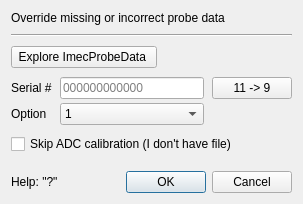
billkarsh/SpikeGLX, file Forms/IMForceDlg.ui: the form before one commit.
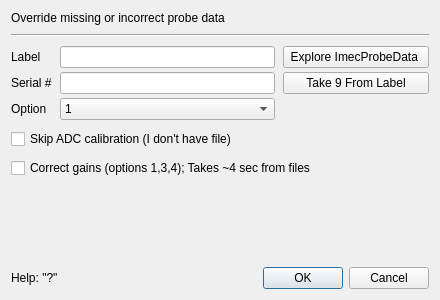
The form after the commit.

Commit message: Update Force (broken EEPROM) features and help text

The edit to the form file:
```diff
--- a/Forms/IMForceDlg.ui
+++ b/Forms/IMForceDlg.ui
@@ -6,10 +6,16 @@
    <rect>
     <x>0</x>
     <y>0</y>
-    <width>293</width>
-    <height>204</height>
+    <width>440</width>
+    <height>300</height>
    </rect>
   </property>
+  <property name="minimumSize">
+   <size>
+    <width>440</width>
+    <height>300</height>
+   </size>
+  </property>
   <property name="windowTitle">
    <string>Enter Probe Data Manually</string>
   </property>
@@ -17,56 +23,6 @@
    <property name="verticalSpacing">
     <number>9</number>
    </property>
-   <item row="0" column="0">
-    <widget class="QLabel" name="label">
-     <property name="text">
-      <string>Override missing or incorrect probe data</string>
-     </property>
-    </widget>
-   </item>
-   <item row="1" column="0">
-    <widget class="Line" name="line">
-     <property name="sizePolicy">
-      <sizepolicy hsizetype="Expanding" vsizetype="Fixed">
-       <horstretch>0</horstretch>
-       <verstretch>0</verstretch>
-      </sizepolicy>
-     </property>
-     <property name="orientation">
-      <enum>Qt::Horizontal</enum>
-     </property>
-    </widget>
-   </item>
-   <item row="2" column="0">
-    <layout class="QHBoxLayout" name="horizontalLayout_2">
-     <item>
-      <widget class="QPushButton" name="exploreBut">
-       <property name="sizePolicy">
-        <sizepolicy hsizetype="Preferred" vsizetype="Preferred">
-         <horstretch>0</horstretch>
-         <verstretch>0</verstretch>
-        </sizepolicy>
-       </property>
-       <property name="text">
-        <string> Explore ImecProbeData  </string>
-       </property>
-      </widget>
-     </item>
-     <item>
-      <spacer name="horizontalSpacer_2">
-       <property name="orientation">
-        <enum>Qt::Horizontal</enum>
-       </property>
-       <property name="sizeHint" stdset="0">
-        <size>
-         <width>40</width>
-         <height>20</height>
-        </size>
-       </property>
-      </spacer>
-     </item>
-    </layout>
-   </item>
    <item row="3" column="0">
     <layout class="QGridLayout" name="gridLayout">
      <property name="horizontalSpacing">
@@ -75,7 +31,7 @@
      <property name="verticalSpacing">
       <number>4</number>
      </property>
-     <item row="0" column="0">
+     <item row="1" column="0">
       <widget class="QLabel" name="label_2">
        <property name="sizePolicy">
         <sizepolicy hsizetype="Preferred" vsizetype="Preferred">
@@ -88,17 +44,14 @@
        </property>
       </widget>
      </item>
-     <item row="0" column="1">
+     <item row="1" column="1">
       <widget class="QLineEdit" name="snLE">
        <property name="text">
         <string/>
        </property>
-       <property name="placeholderText">
-        <string>000000000000</string>
-       </property>
       </widget>
      </item>
-     <item row="1" column="0">
+     <item row="2" column="0">
       <widget class="QLabel" name="label_3">
        <property name="sizePolicy">
         <sizepolicy hsizetype="Preferred" vsizetype="Preferred">
@@ -111,7 +64,7 @@
        </property>
       </widget>
      </item>
-     <item row="0" column="2">
+     <item row="1" column="2">
       <widget class="QPushButton" name="stripBut">
        <property name="sizePolicy">
         <sizepolicy hsizetype="Preferred" vsizetype="Preferred">
@@ -123,11 +76,11 @@
         <string>Paste an 11-digit label then strip it to middle 9</string>
        </property>
        <property name="text">
-        <string>11 -&gt; 9</string>
+        <string>Take 9 From Label</string>
        </property>
       </widget>
      </item>
-     <item row="1" column="1">
+     <item row="2" column="1">
       <widget class="QComboBox" name="optCB">
        <property name="sizePolicy">
         <sizepolicy hsizetype="Expanding" vsizetype="Fixed">
@@ -163,6 +116,33 @@
        </item>
       </widget>
      </item>
+     <item row="0" column="0">
+      <widget class="QLabel" name="label_5">
+       <property name="text">
+        <string>Label</string>
+       </property>
+      </widget>
+     </item>
+     <item row="0" column="1">
+      <widget class="QLineEdit" name="lbLE">
+       <property name="text">
+        <string/>
+       </property>
+      </widget>
+     </item>
+     <item row="0" column="2">
+      <widget class="QPushButton" name="exploreBut">
+       <property name="sizePolicy">
+        <sizepolicy hsizetype="Preferred" vsizetype="Preferred">
+         <horstretch>0</horstretch>
+         <verstretch>0</verstretch>
+        </sizepolicy>
+       </property>
+       <property name="text">
+        <string> Explore ImecProbeData  </string>
+       </property>
+      </widget>
+     </item>
     </layout>
    </item>
    <item row="4" column="0">
@@ -178,7 +158,7 @@
      </property>
     </widget>
    </item>
-   <item row="5" column="0">
+   <item row="6" column="0">
     <spacer name="verticalSpacer">
      <property name="orientation">
       <enum>Qt::Vertical</enum>
@@ -191,7 +171,7 @@
      </property>
     </spacer>
    </item>
-   <item row="6" column="0">
+   <item row="7" column="0">
     <layout class="QHBoxLayout" name="horizontalLayout">
      <property name="spacing">
       <number>8</number>
@@ -240,6 +220,42 @@
      </item>
     </layout>
    </item>
+   <item row="0" column="0">
+    <widget class="QLabel" name="label">
+     <property name="text">
+      <string>Override missing or incorrect probe data</string>
+     </property>
+    </widget>
+   </item>
+   <item row="1" column="0">
+    <widget class="Line" name="line">
+     <property name="sizePolicy">
+      <sizepolicy hsizetype="Expanding" vsizetype="Fixed">
+       <horstretch>0</horstretch>
+       <verstretch>0</verstretch>
+      </sizepolicy>
+     </property>
+     <property name="orientation">
+      <enum>Qt::Horizontal</enum>
+     </property>
+    </widget>
+   </item>
+   <item row="2" column="0">
+    <layout class="QHBoxLayout" name="horizontalLayout_2"/>
+   </item>
+   <item row="5" column="0">
+    <widget class="QCheckBox" name="gainChk">
+     <property name="sizePolicy">
+      <sizepolicy hsizetype="Preferred" vsizetype="Preferred">
+       <horstretch>0</horstretch>
+       <verstretch>0</verstretch>
+      </sizepolicy>
+     </property>
+     <property name="text">
+      <string>Correct gains (options 1,3,4); Takes ~4 sec from files</string>
+     </property>
+    </widget>
+   </item>
   </layout>
  </widget>
  <tabstops>
```
Left out of the diff: 2 changed lines with no effect on the pictures. The commit also changes 8 other files.
